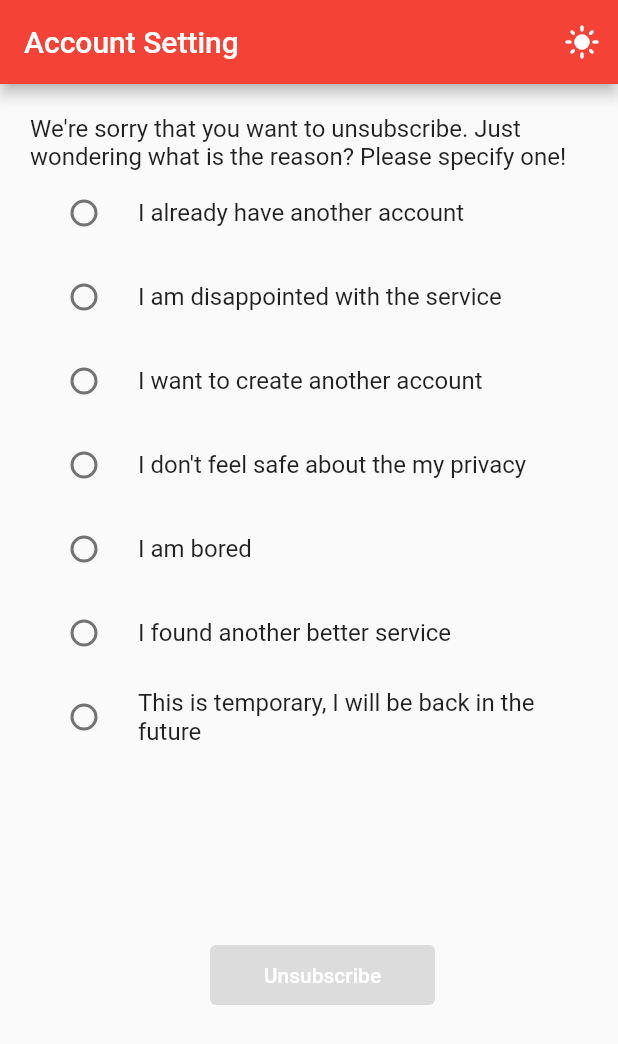
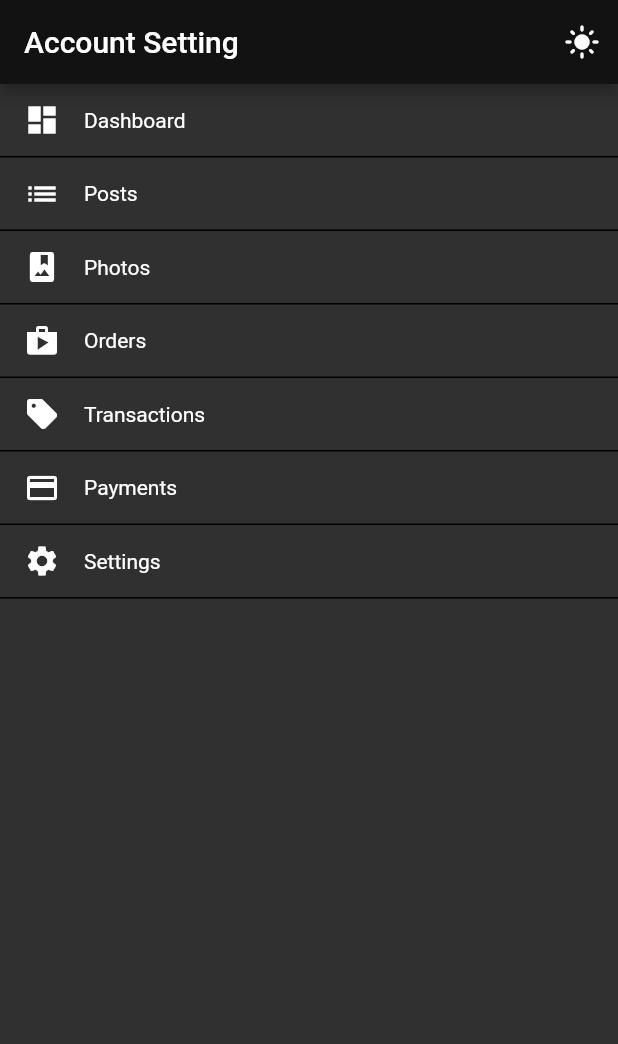
Before and after one commit to yanmii-inc/gabut_flutter, a Flutter app: the screen it shows after launch, on a phone screen of 412 x 824 dp. Shown: the top 1044 px of the screen. Run offline on Flutter 3.47's test engine with Material 2 defaults, Android fonts, the light colour scheme and no system bars.

Commit message:
list detail layout

```diff
--- a/lib/main.dart
+++ b/lib/main.dart
@@ -1,6 +1,5 @@
 import 'package:flutter/material.dart';
-import 'package:gabut_flutter/src/run_away_button/run_away_button.dart';
-import 'package:gabut_flutter/src/run_away_button/unsubscribe_form.dart';
+import 'package:gabut_flutter/src/main_screen.dart';
 
 void main() => runApp(const EscapingButton());
 
@@ -12,19 +11,15 @@ class EscapingButton extends StatefulWidget {
 }
 
 class _EscapingButtonState extends State<EscapingButton> {
-  ThemeMode _themeMode = ThemeMode.light;
+  ThemeMode _themeMode = ThemeMode.dark;
   final ColorScheme _lightColorScheme =
       const ColorScheme.light(primary: Colors.red);
 
   final ColorScheme _darkColorScheme =
       const ColorScheme.dark(primary: Colors.red);
 
-  String? _reason;
-
   @override
   Widget build(BuildContext context) {
-    final hasReason = _reason != null;
-
     return MaterialApp(
       debugShowCheckedModeBanner: false,
       themeMode: ThemeMode.dark,
@@ -52,18 +47,7 @@ class _EscapingButtonState extends State<EscapingButton> {
             )
           ],
         ),
-        body: Padding(
-          padding: const EdgeInsets.all(20),
-          child: Column(
-            mainAxisAlignment: MainAxisAlignment.start,
-            children: [
-              UnsubscribeForm(
-                  onReasonSelected: (reason) =>
-                      setState(() => _reason = reason)),
-              Expanded(child: RunAwayButton(enabled: hasReason)),
-            ],
-          ),
-        ),
+        body: const MainScreen(),
       ),
     );
   }
--- /dev/null
+++ b/lib/src/app_menu.dart
@@ -0,0 +1,13 @@
+import 'package:flutter/material.dart';
+
+class AppMenu {
+  const AppMenu(
+    this.title,
+    this.icon, {
+    this.route,
+  });
+
+  final String title;
+  final IconData? icon;
+  final String? route;
+}
--- /dev/null
+++ b/lib/src/main_screen.dart
@@ -0,0 +1,67 @@
+import 'package:flutter/material.dart';
+import 'package:gabut_flutter/src/app_menu.dart';
+import 'package:gabut_flutter/src/views/list_detail/detail_screen.dart';
+import 'package:gabut_flutter/src/views/list_detail/detail_widget.dart';
+import 'package:gabut_flutter/src/views/list_detail/list_widget.dart';
+import 'package:gabut_flutter/src/views/run_away_button/unsubscribe_screen.dart';
+import 'package:gabut_flutter/src/utils/extensions/build_context_extension.dart';
+
+class MainScreen extends StatefulWidget {
+  const MainScreen({super.key});
+
+  @override
+  State<MainScreen> createState() => _MainScreenState();
+}
+
+class _MainScreenState extends State<MainScreen> {
+  int _selectedIndex = 6;
+
+  final List<AppMenu> masterDataMenuItems = [
+    const AppMenu('Dashboard', Icons.dashboard),
+    const AppMenu('Posts', Icons.list),
+    const AppMenu('Photos', Icons.photo_album),
+    const AppMenu('Orders', Icons.shop),
+    const AppMenu('Transactions', Icons.sell),
+    const AppMenu('Payments', Icons.payment),
+    const AppMenu('Settings', Icons.settings),
+  ];
+
+  @override
+  Widget build(BuildContext context) {
+    return OrientationBuilder(
+      builder: (context, orientation) {
+        return Row(
+          crossAxisAlignment: CrossAxisAlignment.start,
+          children: <Widget>[
+            Flexible(
+              flex: 1,
+              fit: FlexFit.tight,
+              child: ListWidget(
+                masterDataMenuItems,
+                (value) {
+                  if (context.isLargeScreen) {
+                    setState(() {
+                      _selectedIndex = value;
+                    });
+                  } else {
+                    Navigator.push(context, MaterialPageRoute(
+                      builder: (context) {
+                        return DetailScreen(masterDataMenuItems[value].title);
+                      },
+                    ));
+                  }
+                },
+              ),
+            ),
+            if (context.isLargeScreen)
+              Flexible(
+                  flex: 4,
+                  fit: FlexFit.loose,
+                  child:
+                      DetailWidget(masterDataMenuItems[_selectedIndex].title))
+          ],
+        );
+      },
+    );
+  }
+}
--- a/lib/src/run_away_button/run_away_button.dart
+++ /dev/null
@@ -1,88 +0,0 @@
-import 'package:flutter/material.dart';
-import 'package:flutter/services.dart';
-
-class RunAwayButton extends StatefulWidget {
-  const RunAwayButton({
-    super.key,
-    this.enabled = false,
-  });
-
-  final bool enabled;
-
-  @override
-  State<RunAwayButton> createState() => _RunAwayButtonState();
-}
-
-class _RunAwayButtonState extends State<RunAwayButton>
-    with SingleTickerProviderStateMixin {
-  final double _buttonWidth = 150;
-  final double _buttonHeight = 40;
-
-  double _leftPosition = 100.0;
-  double _topPosition = 100.0;
-
-  @override
-  Widget build(BuildContext context) {
-    return Stack(
-      children: <Widget>[
-        AnimatedPositioned(
-          left: _leftPosition,
-          top: _topPosition,
-          duration: const Duration(milliseconds: 100),
-          curve: Curves.linear,
-          child: MouseRegion(
-            onEnter: (event) => _runAwayLeftOrRight(event),
-            child: Padding(
-              padding: const EdgeInsets.all(20),
-              child: ElevatedButton(
-                onHover: (onHover) => onHover ? _runAwayUpOrDown : null,
-                style: ElevatedButton.styleFrom(
-                    minimumSize: Size(_buttonWidth, _buttonHeight)),
-                onPressed: widget.enabled ? () {} : null,
-                child: const Center(
-                  child: Text(
-                    'Unsubscribe',
-                    style: TextStyle(color: Colors.white),
-                  ),
-                ),
-              ),
-            ),
-          ),
-        ),
-      ],
-    );
-  }
-
-  _runAwayLeftOrRight(PointerEvent event) {
-    if (!widget.enabled) return;
-
-    if (event is PointerEnterEvent) {
-      final screenWidth = MediaQuery.of(context).size.width;
-      setState(() {
-        if (_leftPosition < _buttonWidth) {
-          _leftPosition += _buttonWidth * 2;
-        } else if (_leftPosition > screenWidth - _buttonWidth) {
-          _leftPosition -= _buttonWidth * 2;
-        } else if (event.localPosition.dx <= _buttonWidth / 2) {
-          _leftPosition += _buttonWidth;
-        } else if (event.localPosition.dx > _buttonWidth / 2) {
-          _leftPosition -= _buttonWidth;
-        }
-      });
-      return;
-    }
-  }
-
-  _runAwayUpOrDown() {
-    if (!widget.enabled) return;
-
-    final screenHeight = MediaQuery.of(context).size.height;
-    setState(() {
-      if (_topPosition < _buttonHeight) {
-        _topPosition += _buttonHeight;
-      } else if (_topPosition > screenHeight - screenHeight * 2) {
-        _topPosition -= _buttonHeight;
-      }
-    });
-  }
-}
--- a/lib/src/run_away_button/unsubscribe_form.dart
+++ /dev/null
@@ -1,88 +0,0 @@
-import 'package:flutter/material.dart';
-
-class UnsubscribeForm extends StatefulWidget {
-  const UnsubscribeForm({
-    super.key,
-    required this.onReasonSelected,
-  });
-
-  final Function(String? reason) onReasonSelected;
-
-  @override
-  State<UnsubscribeForm> createState() => _UnsubscribeFormState();
-}
-
-class _UnsubscribeFormState extends State<UnsubscribeForm> {
-  String? _groupValue;
-
-  @override
-  Widget build(BuildContext context) {
-    return Form(
-        child: Column(
-      children: [
-        Text(
-          'We\'re sorry that you want to unsubscribe. '
-          'Just wondering what is the reason? Please specify one!',
-          style: Theme.of(context).textTheme.titleMedium,
-        ),
-        RadioListTile(
-          title: const Text('I already have another account'),
-          value: '1',
-          groupValue: _groupValue,
-          onChanged: onReasonSelected,
-        ),
-        RadioListTile(
-          title: const Text('I am disappointed with the service'),
-          value: '2',
-          groupValue: _groupValue,
-          onChanged: onReasonSelected,
-        ),
-        RadioListTile(
-          title: const Text('I want to create another account'),
-          value: '3',
-          groupValue: _groupValue,
-          onChanged: onReasonSelected,
-        ),
-        RadioListTile(
-          title: const Text('I don\'t feel safe about the my privacy'),
-          value: '4',
-          groupValue: _groupValue,
-          onChanged: (value) {
-            setState(() {
-              _groupValue = value;
-            });
-          },
-        ),
-        RadioListTile(
-          title: const Text('I am bored'),
-          value: '5',
-          groupValue: _groupValue,
-          onChanged: onReasonSelected,
-        ),
-        RadioListTile(
-          title: const Text('I found another better service'),
-          value: '6',
-          groupValue: _groupValue,
-          onChanged: (value) {
-            setState(() {
-              _groupValue = value;
-            });
-          },
-        ),
-        RadioListTile(
-          title: const Text('This is temporary, I will be back in the future'),
-          value: '7',
-          groupValue: _groupValue,
-          onChanged: onReasonSelected,
-        )
-      ],
-    ));
-  }
-
-  void onReasonSelected(value) {
-    setState(() {
-      _groupValue = value;
-    });
-    widget.onReasonSelected.call(value);
-  }
-}
--- /dev/null
+++ b/lib/src/utils/extensions/build_context_extension.dart
@@ -0,0 +1,5 @@
+import 'package:flutter/material.dart';
+
+extension BuildContextExtension on BuildContext {
+  bool get isLargeScreen => MediaQuery.of(this).size.width > 600;
+}
--- /dev/null
+++ b/lib/src/views/list_detail/list_widget.dart
@@ -0,0 +1,55 @@
+import 'package:flutter/material.dart';
+import 'package:gabut_flutter/src/app_menu.dart';
+import 'package:gabut_flutter/src/utils/extensions/build_context_extension.dart';
+
+typedef ItemSelectedCallback = void Function(int value);
+
+class ListWidget extends StatefulWidget {
+  final ItemSelectedCallback onItemSelected;
+  final List<AppMenu> appMenuItems;
+  const ListWidget(this.appMenuItems, this.onItemSelected, {super.key});
+
+  @override
+  State<ListWidget> createState() => _ListWidgetState();
+}
+
+class _ListWidgetState extends State<ListWidget> {
+  @override
+  Widget build(BuildContext context) {
+    return Scaffold(
+      body: ListView.builder(
+        itemCount: widget.appMenuItems.length,
+        itemBuilder: (context, index) {
+          return Column(
+            children: [
+              InkWell(
+                onTap: () => widget.onItemSelected(index),
+                child: Row(
+                  children: <Widget>[
+                    Padding(
+                      padding: const EdgeInsets.only(left: 16),
+                      child: Icon(
+                        widget.appMenuItems[index].icon,
+                        size: 24,
+                      ),
+                    ),
+                    Padding(
+                      padding: const EdgeInsets.all(16.0),
+                      child: Text(
+                        widget.appMenuItems[index].title,
+                      ),
+                    ),
+                  ],
+                ),
+              ),
+              Container(
+                height: 1,
+                color: Colors.black,
+              ),
+            ],
+          );
+        },
+      ),
+    );
+  }
+}
```
Also changed, not shown: lib/src/views/list_detail/detail_screen.dart (added, +18 -0 lines), lib/src/views/list_detail/detail_widget.dart (added, +18 -0 lines), lib/src/views/run_away_button/run_away_button.dart (added, +94 -0 lines), lib/src/views/run_away_button/unsubscribe_form.dart (added, +113 -0 lines), lib/src/views/run_away_button/unsubscribe_screen.dart (added, +35 -0 lines).
